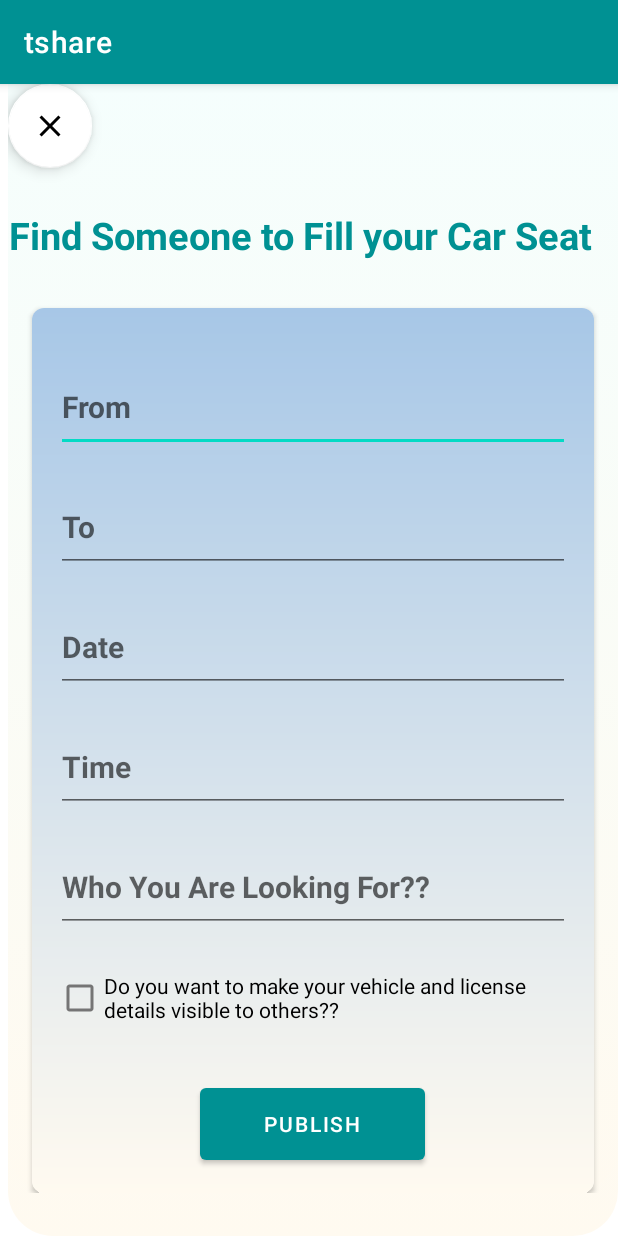
After one commit to Disna11/tshare-Dissertation-, an Android app: the bookCarActivity screen opened directly, with no data from a screen before it, on a phone screen of 412 x 824 dp. The commit adds this screen. Run offline under Robolectric (Android 15) with nearby library versions, the phone set to English and light mode, and no system bars.

Commit message:
disign for publishing car seat availability is completed.

```diff
--- /dev/null
+++ b/app/src/main/java/com/example/tshare/bookCarActivity.kt
@@ -0,0 +1,11 @@
+package com.example.tshare
+
+import androidx.appcompat.app.AppCompatActivity
+import android.os.Bundle
+
+class bookCarActivity : AppCompatActivity() {
+    override fun onCreate(savedInstanceState: Bundle?) {
+        super.onCreate(savedInstanceState)
+        setContentView(R.layout.activity_book_car)
+    }
+}
--- /dev/null
+++ b/app/src/main/res/layout/activity_book_car.xml
@@ -0,0 +1,139 @@
+<?xml version="1.0" encoding="utf-8"?>
+<androidx.constraintlayout.widget.ConstraintLayout xmlns:android="http://schemas.android.com/apk/res/android"
+    xmlns:app="http://schemas.android.com/apk/res-auto"
+    xmlns:tools="http://schemas.android.com/tools"
+    android:layout_width="match_parent"
+    android:layout_height="match_parent"
+    tools:context=".bookCarActivity">
+    <LinearLayout
+        android:layout_width="match_parent"
+        android:layout_height="match_parent"
+        android:orientation="vertical"
+        android:background="@drawable/fragment_background"
+        android:layout_marginLeft="5dp">
+        <ScrollView
+            android:layout_width="match_parent"
+            android:layout_height="match_parent">
+            <androidx.constraintlayout.widget.ConstraintLayout
+                android:layout_width="match_parent"
+                android:layout_height="match_parent"
+                android:background="@drawable/cardview">
+                <com.google.android.material.floatingactionbutton.FloatingActionButton
+                    android:id="@+id/close_button"
+                    android:layout_width="wrap_content"
+                    android:layout_height="60dp"
+                    android:clickable="true"
+                    android:contentDescription="TODO"
+                    android:focusable="true"
+                    android:src="@drawable/icon_close"
+                    app:backgroundTint="@color/white"
+                    tools:ignore="MissingConstraints"
+                    tools:layout_editor_absoluteX="7dp"
+                    tools:layout_editor_absoluteY="25dp"
+                    android:layout_marginTop="15dp"
+                    android:layout_marginLeft="5dp"/>
+
+                <TextView
+                    android:id="@+id/text"
+                    android:layout_width="wrap_content"
+                    android:layout_height="wrap_content"
+                    android:layout_gravity="center"
+                    android:layout_marginTop="12dp"
+                    android:gravity="center"
+                    android:paddingTop="15dp"
+                    android:paddingBottom="15dp"
+                    android:text="Find Someone to Fill your Car Seat"
+                    android:textColor="#009193"
+                    android:textSize="25sp"
+                    android:textStyle="bold"
+                    app:layout_constraintTop_toBottomOf="@+id/close_button"
+                    tools:layout_editor_absoluteX="3dp"
+                    tools:ignore="MissingConstraints" />
+                <androidx.cardview.widget.CardView
+                    android:layout_width="match_parent"
+                    android:layout_height="wrap_content"
+                    android:layout_marginStart="16dp"
+                    android:layout_marginTop="16dp"
+                    android:layout_marginEnd="16dp"
+                    android:layout_marginBottom="16dp"
+                    app:cardCornerRadius="8dp"
+                    android:layout_centerInParent="true"
+                    tools:ignore="MissingConstraints"
+                    app:layout_constraintTop_toBottomOf="@+id/text">
+                    <LinearLayout
+                        android:layout_width="match_parent"
+                        android:layout_height="wrap_content"
+                        android:orientation="vertical"
+                        android:padding="16dp"
+                        android:background="@drawable/card_background"
+                        android:gravity="center_horizontal">
+                        <EditText
+                            android:id="@+id/from"
+                            android:layout_width="match_parent"
+                            android:layout_height="60dp"
+                            android:hint="@string/bookcarfrom"
+                            android:textStyle="bold"
+                            android:textColor="@color/black"
+                            android:textSize="20dp"
+                            android:layout_marginTop="20dp"
+                            android:inputType="text"/>
+                        <EditText
+                            android:id="@+id/to"
+                            android:layout_width="match_parent"
+                            android:layout_height="60dp"
+                            android:hint="@string/bookcarto"
+                            android:textStyle="bold"
+                            android:textColor="@color/black"
+                            android:textSize="20dp"
+                            android:layout_marginTop="20dp"
+                            android:inputType="text"/>
+                        <EditText
+                            android:id="@+id/date"
+                            android:layout_width="match_parent"
+                            android:layout_height="60dp"
+                            android:hint="@string/bookcardate"
+                            android:textStyle="bold"
+                            android:textColor="@color/black"
+                            android:textSize="20dp"
+                            android:layout_marginTop="20dp"
+                            android:inputType="date"/>
+                        <EditText
+                            android:id="@+id/Time"
+                            android:layout_width="match_parent"
+                            android:layout_height="60dp"
+                            android:hint="Time"
+                            android:textStyle="bold"
+                            android:textColor="@color/black"
+                            android:textSize="20dp"
+                            android:layout_marginTop="20dp"
+                            android:inputType="time"/>
+                        <EditText
+                            android:id="@+id/who"
+                            android:layout_width="match_parent"
+                            android:layout_height="60dp"
+                            android:hint="Who You Are Looking For??"
+                            android:textStyle="bold"
+                            android:textColor="@color/black"
+                            android:textSize="20dp"
+                            android:layout_marginTop="20dp"
+                            android:inputType="textMultiLine"
+                            android:maxLines="3"/>
+                        <CheckBox
+                            android:id="@+id/visibility"
+                            android:layout_width="wrap_content"
+                            android:layout_height="wrap_content"
+                            android:layout_marginTop="20dp"
+                            android:text="Do you want to make your vehicle and license details visible to others??"/>
+                        <Button
+                            android:id="@+id/lastnameUpdateButton"
+                            android:layout_width="150dp"
+                            android:layout_height="60dp"
+                            android:text="Publish"
+                            android:layout_marginTop="30dp"/>
+
+                    </LinearLayout>
+                </androidx.cardview.widget.CardView>
+            </androidx.constraintlayout.widget.ConstraintLayout>
+        </ScrollView>
+    </LinearLayout>
+</androidx.constraintlayout.widget.ConstraintLayout>
--- a/app/src/main/res/layout/fragment_edit_profile.xml
+++ b/app/src/main/res/layout/fragment_edit_profile.xml
@@ -255,6 +255,7 @@
                     android:textStyle="bold"
                     android:textColor="@color/black"
                     tools:ignore="MissingConstraints"
+                    android:maxLines="7"
                     app:layout_constraintTop_toBottomOf="@+id/lastnameLayout"/>
 
                     <RelativeLayout
--- a/app/src/main/res/values/strings.xml
+++ b/app/src/main/res/values/strings.xml
@@ -57,4 +57,7 @@
     <string name="addfragment_find_someone_to_fill_your_car_seats">Find Someone to Fill Your Car Seats</string>
     <string name="addfragmentfind_someone_to_share_your_car">Find Someone to Share Your Car.</string>
     <string name="addfragmentfind_someone_to_share_a_taxi">Find Someone to Share a Taxi.</string>
+    <string name="bookcarfrom">From</string>
+    <string name="bookcarto">To</string>
+    <string name="bookcardate">Date</string>
 </resources>
```
Also changed, not shown: app/src/main/AndroidManifest.xml (+7 -1 lines), app/src/main/java/com/example/tshare/AddFragment.kt (+6 -7 lines), app/src/main/java/com/example/tshare/bookTaxiActivity.kt (added, +11 -0 lines), app/src/main/res/layout/activity_book_taxi.xml (added, +9 -0 lines), app/src/main/res/layout/fragment_add.xml (+37 -44 lines).
